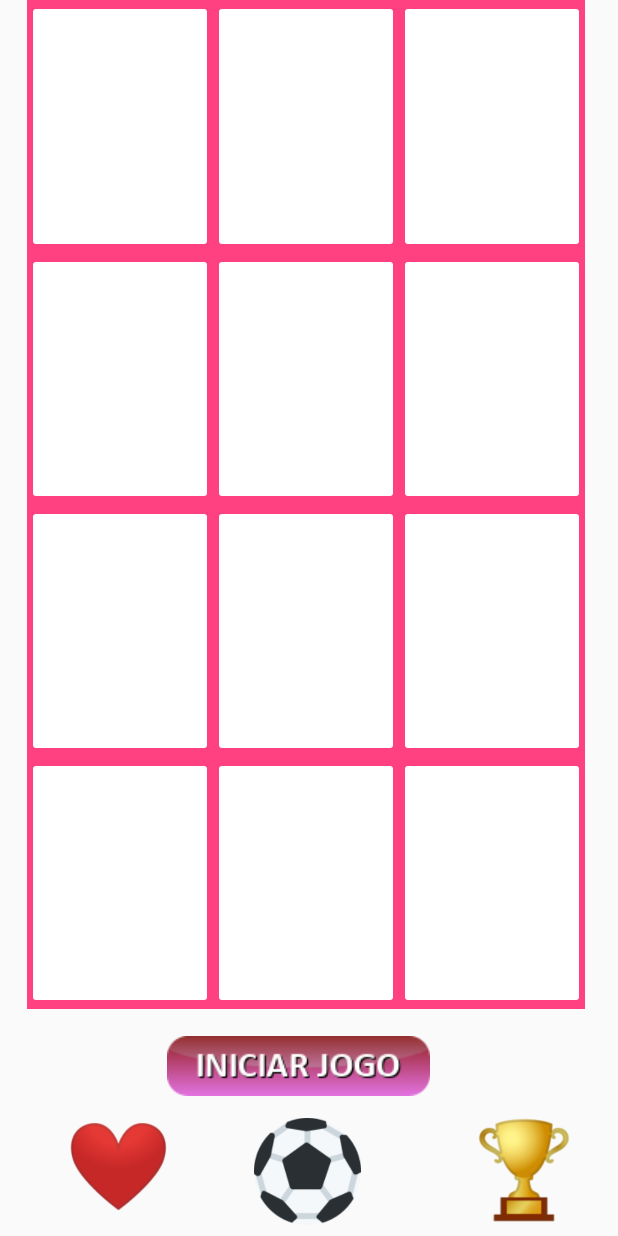
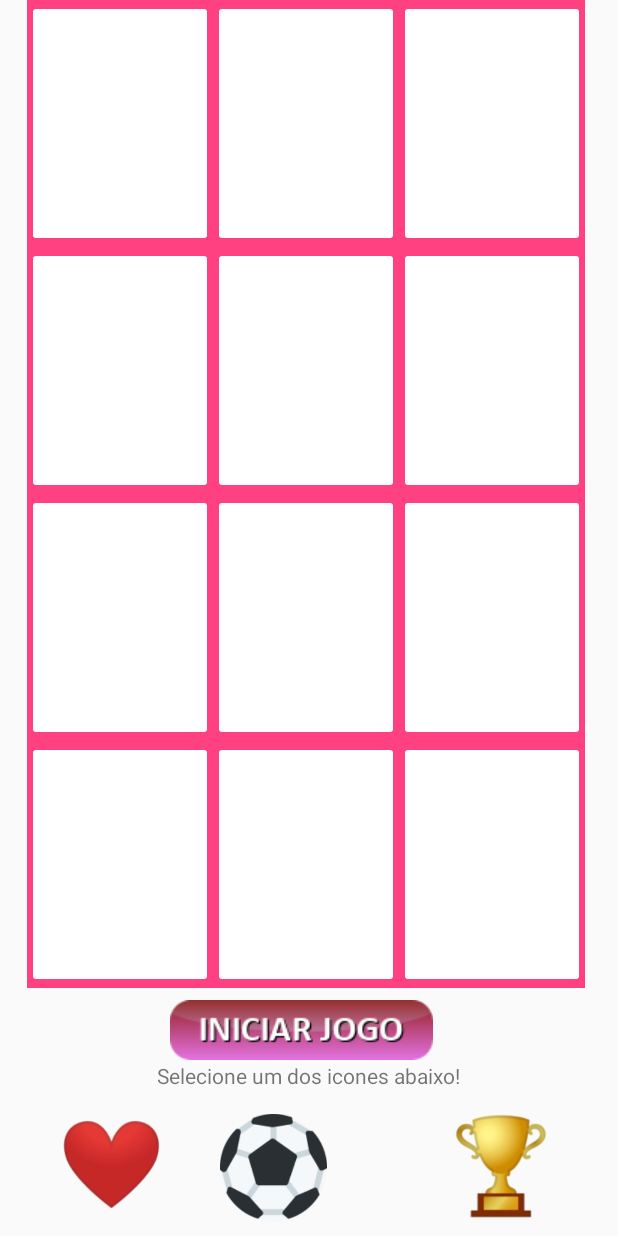
Before and after one commit to MEAlzaimer/MEAlzaimer, an Android app: the GameOrdemStartActivity screen opened directly, with no data from a screen before it, on a phone screen of 412 x 824 dp. Run offline under Robolectric (Android 15) with nearby library versions, the phone set to English and light mode, and no system bars.

```diff
--- a/app/src/main/java/mealzaimerproject/com/mealzaimer/gamesMEAlzheimer/ordemDoze/ordemDoze/GameOrdemStartActivity.java
+++ b/app/src/main/java/mealzaimerproject/com/mealzaimer/gamesMEAlzheimer/ordemDoze/ordemDoze/GameOrdemStartActivity.java
@@ -6,6 +6,7 @@ import android.os.Bundle;
 import android.view.View;
 import android.widget.Button;
 import android.widget.ImageButton;
+import android.widget.TextView;
 import android.widget.Toast;
 
 import java.util.ArrayList;
@@ -16,6 +17,7 @@ import mealzaimerproject.com.mealzaimer.R;
 
 public class GameOrdemStartActivity extends AppCompatActivity {
     String texto;
+    TextView selecionarImagem;
     ImageButton b_new;
     ImageButton btnBola,btnCoracao,btnTrofeu;
     Button button1,button2,button3,
@@ -47,6 +49,7 @@ public class GameOrdemStartActivity extends AppCompatActivity {
             button10=(Button)findViewById(R.id.button10);
             button11=(Button)findViewById(R.id.button11);
             button12=(Button)findViewById(R.id.button12);
+            selecionarImagem=findViewById(R.id.selecaoID);
                 button1.setTag(1);
                 button2.setTag(2);
                 button3.setTag(3);
@@ -81,6 +84,7 @@ public class GameOrdemStartActivity extends AppCompatActivity {
                 btnBola.setVisibility(View.INVISIBLE);
                 btnCoracao.setVisibility(View.INVISIBLE);
                 btnTrofeu.setVisibility(View.INVISIBLE);
+                selecionarImagem.setVisibility(View.INVISIBLE);
                 curGuess=0;
                 curLevel=1;
                 generateButtons(curLevel);
--- a/app/src/main/res/layout/activity_game_ordem_start.xml
+++ b/app/src/main/res/layout/activity_game_ordem_start.xml
@@ -17,18 +17,18 @@
 
         android:layout_alignParentRight="true"
         android:layout_alignParentBottom="true"
-        android:layout_marginStart="51dp"
-        android:layout_marginLeft="51dp"
-        android:layout_marginEnd="66dp"
-        android:layout_marginRight="66dp"
-        android:layout_marginBottom="93dp"
+        android:layout_marginStart="53dp"
+        android:layout_marginLeft="53dp"
+        android:layout_marginEnd="64dp"
+        android:layout_marginRight="64dp"
+        android:layout_marginBottom="117dp"
         android:background="@android:color/transparent"
         app:srcCompat="@drawable/button_iniciar_jogo" />
 
     <include
         layout="@layout/buttonsordemstart"
-        android:layout_width="344dp"
-        android:layout_height="344dp"
+        android:layout_width="wrap_content"
+        android:layout_height="402dp"
         android:layout_above="@+id/b_new"
         android:layout_alignParentStart="true"
         android:layout_alignParentLeft="true"
@@ -40,7 +40,7 @@
         android:layout_marginTop="0dp"
         android:layout_marginEnd="22dp"
         android:layout_marginRight="22dp"
-        android:layout_marginBottom="18dp" />
+        android:layout_marginBottom="8dp" />
 
     <ImageButton
         android:id="@+id/btnBola"
@@ -49,9 +49,9 @@
         android:layout_alignParentStart="true"
         android:layout_alignParentLeft="true"
         android:layout_alignParentBottom="true"
-        android:layout_marginStart="164dp"
-        android:layout_marginLeft="164dp"
-        android:layout_marginBottom="7dp"
+        android:layout_marginStart="141dp"
+        android:layout_marginLeft="141dp"
+        android:layout_marginBottom="10dp"
         android:background="@android:color/transparent"
         android:scaleType="centerInside"
         app:srcCompat="@drawable/bola" />
@@ -60,18 +60,17 @@
         android:id="@+id/btnCoracao"
         android:layout_width="106dp"
         android:layout_height="67dp"
-
         android:layout_alignTop="@+id/btnBola"
-
-
         android:layout_alignParentStart="true"
         android:layout_alignParentLeft="true"
-        android:layout_marginStart="26dp"
-        android:layout_marginLeft="26dp"
-        android:layout_marginTop="-1dp"
+        android:layout_marginStart="21dp"
+        android:layout_marginLeft="21dp"
+        android:layout_marginTop="0dp"
+        android:foregroundGravity="center"
         android:background="@android:color/transparent"
         android:scaleType="centerInside"
-        app:srcCompat="@drawable/coracao" />
+        app:srcCompat="@drawable/coracao"
+        />
 
     <ImageButton
         android:id="@+id/btnTrofeu"
@@ -81,10 +80,19 @@
         android:layout_alignParentEnd="true"
         android:layout_alignParentRight="true"
         android:layout_marginTop="-1dp"
-        android:layout_marginEnd="22dp"
-        android:layout_marginRight="22dp"
+        android:layout_marginEnd="37dp"
+        android:layout_marginRight="37dp"
         android:background="@android:color/transparent"
         android:scaleType="centerInside"
         app:srcCompat="@drawable/trofeu" />
 
+    <TextView
+        android:id="@+id/selecaoID"
+        android:layout_width="wrap_content"
+        android:layout_height="wrap_content"
+        android:layout_alignParentBottom="true"
+        android:layout_centerHorizontal="true"
+        android:layout_marginBottom="97dp"
+        android:text="Selecione um dos icones abaixo!" />
+
 </RelativeLayout>
--- a/app/src/main/res/layout/activity_game_ordem_start_screen_loser.xml
+++ b/app/src/main/res/layout/activity_game_ordem_start_screen_loser.xml
@@ -1,12 +1,14 @@
 <?xml version="1.0" encoding="utf-8"?>
-<android.support.constraint.ConstraintLayout xmlns:android="http://schemas.android.com/apk/res/android"
+<ScrollView xmlns:android="http://schemas.android.com/apk/res/android"
     xmlns:app="http://schemas.android.com/apk/res-auto"
     xmlns:tools="http://schemas.android.com/tools"
     android:layout_width="match_parent"
     android:layout_height="match_parent"
     android:background="@android:color/white"
     tools:context=".gamesMEAlzheimer.ordemDoze.ordemDoze.GameOrdemStartScreenLoserActivity">
-
+<android.support.constraint.ConstraintLayout
+    android:layout_width="wrap_content"
+    android:layout_height="wrap_content">
     <ImageView
         android:id="@+id/imageView3"
         android:layout_width="315dp"
@@ -39,15 +41,17 @@
 
     <TextView
         android:id="@+id/textView8"
-        android:layout_width="360dp"
-        android:layout_height="75dp"
+        android:layout_width="369dp"
+        android:layout_height="76dp"
+
+        android:lineSpacingExtra="4sp"
         android:text="SABIA QUE JOGOS SÃO SUPER INDICADOS PARA QUEM TEM ALZHEIMER,AJUDA NA ESTIMULAÇÃO DO CÉREBRO."
         android:textAllCaps="true"
         android:textColor="@color/colorPrimaryDark"
         android:textSize="18sp"
         android:textStyle="bold"
         app:layout_constraintEnd_toEndOf="parent"
-        app:layout_constraintHorizontal_bias="0.625"
+        app:layout_constraintHorizontal_bias="1.0"
         app:layout_constraintStart_toStartOf="parent"
         app:layout_constraintTop_toBottomOf="@+id/textView7" />
 
@@ -78,4 +82,7 @@
         app:layout_constraintStart_toStartOf="parent"
         app:layout_constraintTop_toBottomOf="@+id/btnTentarNovamente"
         app:srcCompat="@drawable/buttonmenuprincipal" />
+
 </android.support.constraint.ConstraintLayout>
+
+</ScrollView>
```
